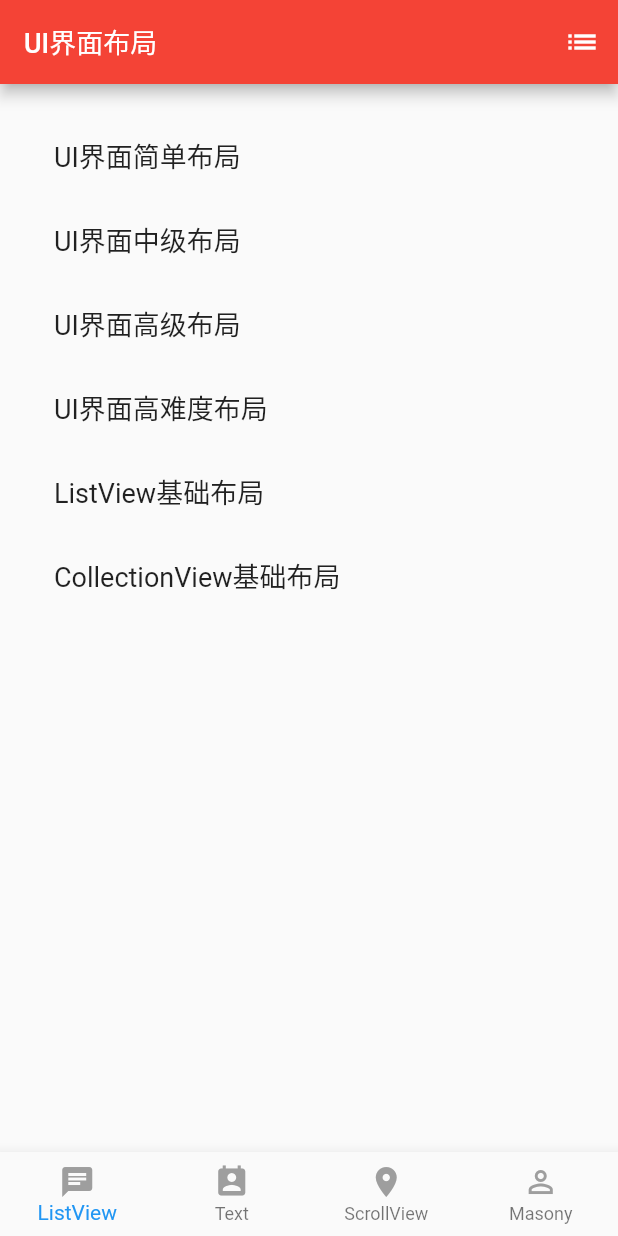
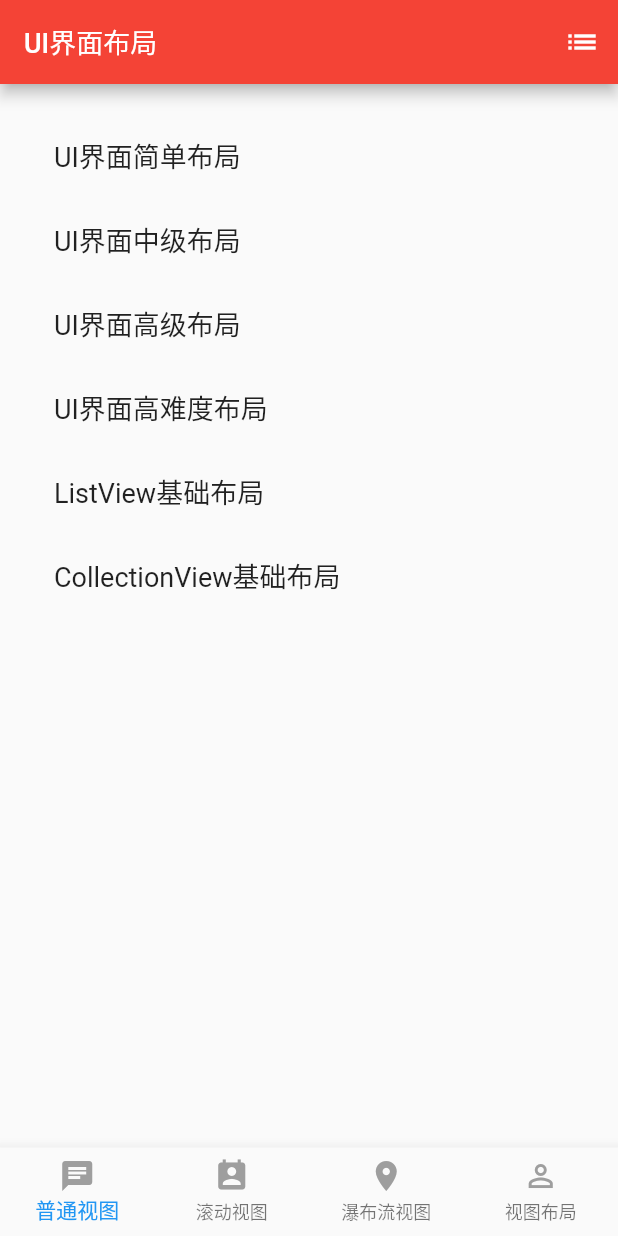
Before and after one commit to opvexe/FlutterNews, a Flutter app: the screen it shows after launch, on a phone screen of 412 x 824 dp. Run offline on Flutter 3.47's test engine with Material 2 defaults, Android fonts, the phone set to English and light mode, and no system bars.

Commit message:
tabbar 重写

```diff
--- a/myapp/lib/Page/homeController.dart
+++ b/myapp/lib/Page/homeController.dart
@@ -1,5 +1,6 @@
 import 'package:flutter/material.dart';
 import './normalController.dart';
+import './listController.dart';
 
 class home extends StatefulWidget {
   @override
@@ -15,11 +16,14 @@ class _homeState extends State<home> {
           'UI界面布局',
           style: new TextStyle(
             fontSize: 18.0,
-              fontStyle:FontStyle.normal,
+            fontStyle: FontStyle.normal,
           ),
         ),
         actions: <Widget>[
-          new IconButton(icon: new Icon(Icons.list),onPressed: _right_navgation_action,)
+          new IconButton(
+            icon: new Icon(Icons.list),
+            onPressed: _right_navgation_action,
+          )
         ],
       ),
       body: new TableListView(),
@@ -28,7 +32,7 @@ class _homeState extends State<home> {
 }
 
 ///导航右侧按钮事件
-void _right_navgation_action(){
+void _right_navgation_action() {
   print('action');
 }
 
@@ -38,23 +42,23 @@ class TableListView extends StatefulWidget {
 }
 
 class _TableListViewState extends State<TableListView> {
-
-var lists =new List();
+  var lists = new List();
 
   final _biggerFont = const TextStyle(fontSize: 18.0);
 
   @override
   void initState() {
-    super.initState();
     ///初始化数据
     lists = [
-       {'title':'UI界面简单布局','class':'normalContrller'},
-       {'title':'UI界面中级布局','class':'normalContrller'},
-       {'title':'UI界面高级布局','class':'normalContrller'},
-       {'title':'UI界面高难度布局','class':'normalContrller'},
-       {'title':'ListView基础布局','class':'normalContrller'},
-       {'title':'CollectionView基础布局','class':'normalContrller'}
+      {'title': 'UI界面简单布局', 'class': normalContrller(),},
+      {'title': 'UI界面中级布局', 'class': listController(),},
+      {'title': 'UI界面高级布局', 'class': listController()},
+      {'title': 'UI界面高难度布局', 'class': listController()},
+      {'title': 'ListView基础布局', 'class': listController()},
+      {'title': 'CollectionView基础布局', 'class': listController()}
     ];
+
+    super.initState();
   }
 
   @override
@@ -62,20 +66,22 @@ var lists =new List();
     return new ListView.builder(
       padding: const EdgeInsets.all(20.0),
       itemCount: lists.length,
-      itemBuilder: (BuildContext context,int index){
+      itemBuilder: (BuildContext context, int index) {
         return ListTile(
           title: new Text(
             lists[index]['title'],
             style: _biggerFont,
           ),
-          onTap: (){
+          onTap: () {
             setState(() {
               print('Tap:$index');
+
               ///MARK: 跳转事件 动态（可传参数）
-                Navigator.push(context,
+              Navigator.push(
+                context,
                 new MaterialPageRoute(
-                  builder: (BuildContext context){
-                    return new normalContrller();
+                  builder: (BuildContext context) {
+                    return lists[index]['class'];
                   },
                 ),
               );
--- a/myapp/lib/Page/listController.dart
+++ b/myapp/lib/Page/listController.dart
@@ -9,7 +9,7 @@ class _listControllerState extends State<listController> {
   @override
   Widget build(BuildContext context) {
     return Container(
-
+      color: Colors.orange,
     );
   }
 }
--- a/myapp/lib/Page/normalController.dart
+++ b/myapp/lib/Page/normalController.dart
@@ -13,7 +13,10 @@ class _normalContrllerState extends State<normalContrller> {
       backgroundColor: Colors.yellow,
       appBar: new AppBar(
         backgroundColor: Colors.green,
-        title: new Text('普通UI界面布局',style: new TextStyle(fontSize: 18.0,fontStyle: FontStyle.normal),),
+        title: new Text(
+          '普通UI界面布局',
+          style: new TextStyle(fontSize: 18.0, fontStyle: FontStyle.normal),
+        ),
       ),
       body: _contentViewessWidget(),
     );
@@ -24,18 +27,26 @@ class _normalContrllerState extends State<normalContrller> {
 class _contentViewessWidget extends StatelessWidget {
   @override
   Widget build(BuildContext context) {
-    print(MediaQuery.of(context).size);  ///打印屏幕尺寸
+    print(MediaQuery.of(context).size);
+
+    ///打印屏幕尺寸
     return Container(
       ///设置控件的大小
-      margin: EdgeInsets.fromLTRB(20.0, 20.0, 20.0, 20.0), ///距离上，左10
+      margin: EdgeInsets.fromLTRB(20.0, 20.0, 20.0, 20.0),
+
+      ///距离上，左10
       width: MediaQuery.of(context).size.width,
       height: 200.0,
+
       ///设置文本展示位置
-      alignment: Alignment.topLeft,
       padding: EdgeInsets.all(10.0),
       decoration: new BoxDecoration(
-        borderRadius: BorderRadius.all(Radius.circular(8.0)), ///设置圆角
-        color: Colors.red,    ///设置视图背景色
+        borderRadius: BorderRadius.all(Radius.circular(8.0)),
+
+        ///设置圆角
+        color: Colors.red,
+
+        ///设置视图背景色
         border: new Border.all(
           color: Colors.black,
           width: 5.0,
@@ -43,6 +54,7 @@ class _contentViewessWidget extends StatelessWidget {
       ),
       child: new Text(
         '我就是个测试文本',
+        textAlign: TextAlign.left,
         style: new TextStyle(
           fontSize: 16.0,
           fontStyle: FontStyle.normal,
@@ -63,12 +75,11 @@ class _userInfolessWidget extends StatelessWidget {
           mainAxisAlignment: MainAxisAlignment.start,
           mainAxisSize: MainAxisSize.max,
           crossAxisAlignment: CrossAxisAlignment.center,
-
           children: <Widget>[
             new Container(
               color: Colors.red,
             ),
-            new Padding(padding: new EdgeInsets.only(left:5.0)),
+            new Padding(padding: new EdgeInsets.only(left: 5.0)),
             new Container(
               width: 60.0,
               height: 20.0,
@@ -80,7 +91,6 @@ class _userInfolessWidget extends StatelessWidget {
     );
   }
 }
-
 
 // ///MARK: 创建可变视图
 // class  contentViewfulWidget extends StatefulWidget {
@@ -100,7 +110,6 @@ class _userInfolessWidget extends StatelessWidget {
 //  String text;
 
 //  _contentViewfulWidgetState(this.text);
-
 
 //  ///MARK: 初始化
 //  @override
--- /dev/null
+++ b/myapp/lib/Tabbar/tabbarController.dart
@@ -0,0 +1,70 @@
+import 'package:flutter/material.dart';
+import 'package:myapp/mineController.dart';
+import 'package:myapp/foundController.dart';
+import 'package:myapp/peoplesController.dart';
+import 'package:myapp/Page/homeController.dart';
+
+class tabbarController extends StatefulWidget {
+  @override
+  _tabbarControllerState createState() => _tabbarControllerState();
+}
+
+class _tabbarControllerState extends State<tabbarController> {
+  var items = new List<BottomNavigationBarItem>();  //mark:tabbar 数组
+  var controllers =new List<StatefulWidget>(); //mark: controllers 数组
+  int index = 0;  ///默认选中第一个tabbar
+
+  ///MARK: 初始化数据
+  @override
+  void initState() {
+
+    items = [
+      new BottomNavigationBarItem(
+        icon: new Icon(Icons.chat, color: Colors.grey),
+        title: new Text("普通视图"),
+      ),
+      new BottomNavigationBarItem(
+        icon: new Icon(
+          Icons.perm_contact_calendar,
+          color: Colors.grey,
+        ),
+        title: new Text("滚动视图"),
+      ),
+      new BottomNavigationBarItem(
+        icon: new Icon(Icons.room, color: Colors.grey),
+        title: new Text("瀑布流视图"),
+      ),
+      new BottomNavigationBarItem(
+        icon: new Icon(Icons.perm_identity, color: Colors.grey),
+        title: new Text("视图布局"),
+      ),
+    ];
+
+    controllers = [
+      new home(),
+      new found(),
+      new peoples(),
+      new mine(),
+    ];
+
+    super.initState();
+  }
+
+  @override
+  Widget build(BuildContext context) {
+    return Scaffold(
+      bottomNavigationBar: new BottomNavigationBar(
+        items: items,
+        type: BottomNavigationBarType.fixed,
+        onTap: (int selectIndex){
+          setState(() {
+            print('tabbar:$selectIndex');
+            index =selectIndex;
+          });
+        },
+        currentIndex: index,
+      ),
+      body: controllers[index],  //切换controllers
+    );
+  }
+}
--- a/myapp/lib/main.dart
+++ b/myapp/lib/main.dart
@@ -1,10 +1,7 @@
 import 'package:flutter/material.dart';
-import './Page/homeController.dart';
-import './peoplesController.dart';
-import './foundController.dart';
-import './mineController.dart';
+import './Tabbar/tabbarController.dart';
 
-void main(){
+void main() {
   runApp(new MyApp());
 }
 
@@ -14,47 +11,9 @@ class MyApp extends StatelessWidget {
     return new MaterialApp(
       title: 'title',
       theme: new ThemeData(
-          primaryColor: Colors.red,
+        primaryColor: Colors.red,
       ),
-      home: SYTabbar(),
+      home: tabbarController(),
     );
   }
 }
-
-
-class SYTabbar extends StatefulWidget {
-  @override
-  _SYTabbarState createState() => _SYTabbarState();
-}
-
-class _SYTabbarState extends State<SYTabbar> {
-
-  final List<BottomNavigationBarItem> items = [
-  new BottomNavigationBarItem(icon: new Icon(Icons.chat,color: Colors.grey),title: new Text("ListView"),),
-  new BottomNavigationBarItem(icon: new Icon(Icons.perm_contact_calendar,color: Colors.grey,),title: new Text("Text"),),
-  new BottomNavigationBarItem(icon: new Icon(Icons.room,color: Colors.grey),title: new Text("ScrollView"),),
-  new BottomNavigationBarItem(icon: new Icon(Icons.perm_identity,color: Colors.grey),title: new Text("Masony"),),
-  ];
-
-  final List<StatefulWidget> controllers = [new home(),new peoples(),new found(),new mine()];
-  int index = 0;
-
-  @override
-  Widget build(BuildContext context) {
-    return Scaffold(
-      // appBar: new AppBar(
-      //   title: new Text('Flutter学习demon'),
-      // ),
-      bottomNavigationBar: new BottomNavigationBar(items: items,type: BottomNavigationBarType.fixed,
-      onTap: (int selectIndex){
-        setState(() {
-          index = selectIndex;
-        });
-        print('选中---$selectIndex');
-      },
-        currentIndex: index,
-      ),
-      body: controllers[index],
-    );
-  }
-}
```
Also changed, not shown: 2 other files. Lines whose indentation alone changed are shown as unchanged.
